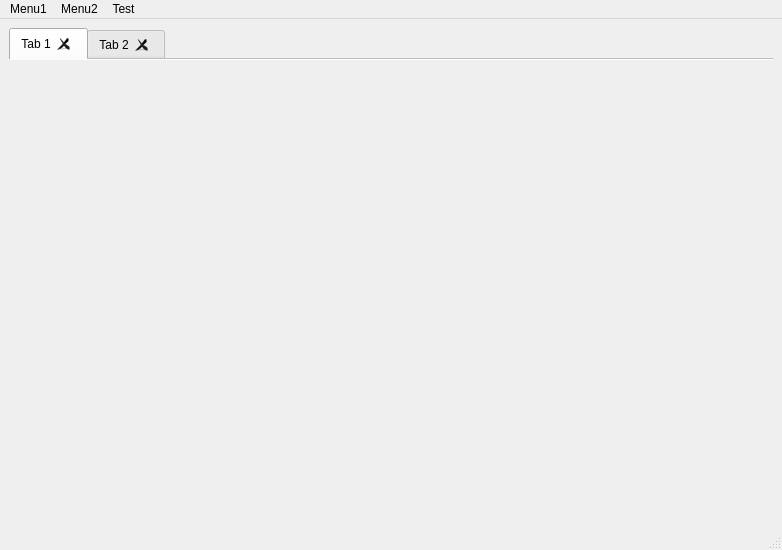
The window that CONVEYANCE_Q/mainwindow.ui (Sakton/CONVEYANCE_Q) describes before a commit, drawn with Qt 5.
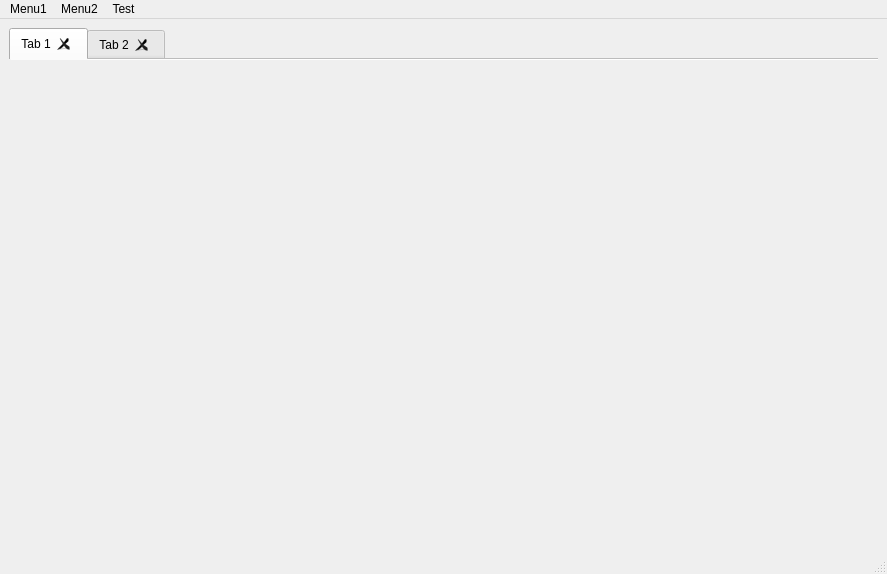
The same window after the commit.

The edit to the form file:
```diff
--- a/CONVEYANCE_Q/mainwindow.ui
+++ b/CONVEYANCE_Q/mainwindow.ui
@@ -6,8 +6,8 @@
    <rect>
     <x>0</x>
     <y>0</y>
-    <width>782</width>
-    <height>550</height>
+    <width>887</width>
+    <height>574</height>
    </rect>
   </property>
   <property name="windowTitle">
@@ -64,7 +64,7 @@
     <rect>
      <x>0</x>
      <y>0</y>
-     <width>782</width>
+     <width>887</width>
      <height>20</height>
     </rect>
    </property>
```
